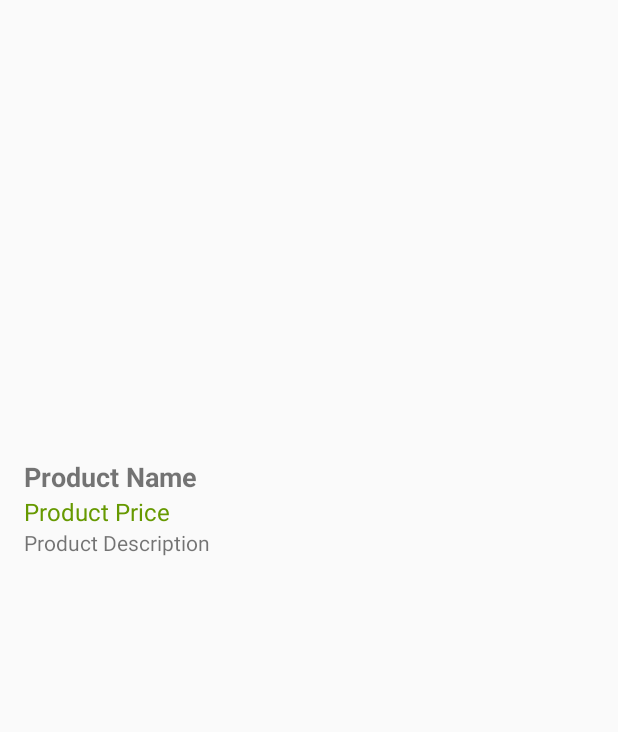
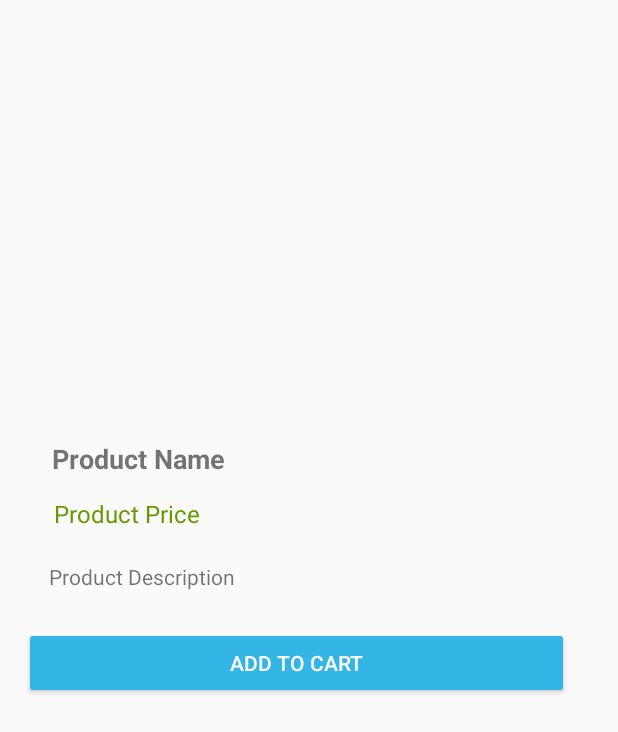
Before and after one commit to PoojaAryal21/Nutraglow, an Android app built with Jetpack Compose: the layout activity_product.xml on its own in the app's theme, with its tools: preview values and no code run, on a phone screen of 412 x 824 dp. Shown: the top 732 px of the screen. Run offline under Robolectric (Android 15) with nearby library versions, the light colour scheme and no system bars.

Commit message:
add to cart button and page with connection

```diff
--- a/app/src/main/AndroidManifest.xml
+++ b/app/src/main/AndroidManifest.xml
@@ -31,6 +31,7 @@
         </activity>
         <activity android:name=".RegisterActivity" />
         <activity android:name=".SignInActivity" />
+        <activity android:name=".CartActivity" />
     </application>
 
 </manifest>
--- a/app/src/main/java/com/example/nutraglow/AdminActivity.kt
+++ b/app/src/main/java/com/example/nutraglow/AdminActivity.kt
@@ -53,7 +53,7 @@ class AdminActivity : AppCompatActivity() {
         val productId = database.push().key ?: return
 
         // Create Product object (Now matches your Product class)
-        val product = Product(name, price, description, imageUrl)
+        val product = Product(productId, name, price, description, imageUrl)
 
         // Push to Firebase Database
         database.child(productId).setValue(product)
--- a/app/src/main/java/com/example/nutraglow/Product.kt
+++ b/app/src/main/java/com/example/nutraglow/Product.kt
@@ -1,6 +1,7 @@
 package com.example.nutraglow
 
 data class Product(
+    var productId: String? = null,
     val name: String = "",
     val price: String = "",
     val description: String = "",
--- a/app/src/main/res/layout/activity_product.xml
+++ b/app/src/main/res/layout/activity_product.xml
@@ -10,32 +10,52 @@
 
     <ImageView
         android:id="@+id/product1Image"
-        android:layout_width="match_parent"
-        android:layout_height="200dp"
+        android:layout_width="363dp"
+        android:layout_height="188dp"
         android:scaleType="centerCrop" />
 
     <TextView
         android:id="@+id/product1Name"
-        android:layout_width="match_parent"
-        android:layout_height="wrap_content"
+        android:layout_width="363dp"
+        android:layout_height="43dp"
+        android:paddingTop="5dp"
+        android:text="    Product Name"
         android:textSize="18sp"
-        android:textStyle="bold"
-        android:paddingTop="5dp"
-        android:text="Product Name"/>
+        android:textStyle="bold" />
 
     <TextView
         android:id="@+id/product1Price"
-        android:layout_width="match_parent"
-        android:layout_height="wrap_content"
-        android:textSize="16sp"
+        android:layout_width="363dp"
+        android:layout_height="43dp"
+        android:text="     Product Price"
         android:textColor="@android:color/holo_green_dark"
-        android:text="Product Price"/>
+        android:textSize="16sp" />
 
     <TextView
         android:id="@+id/product1Description"
-        android:layout_width="match_parent"
+        android:layout_width="363dp"
+        android:layout_height="43dp"
+        android:paddingBottom="5dp"
+        android:text="     Product Description"
+        android:textSize="14sp" />
+
+    <Button
+        android:id="@+id/addToCartButton"
+        android:layout_width="363dp"
         android:layout_height="wrap_content"
-        android:textSize="14sp"
-        android:text="Product Description"
-        android:paddingBottom="5dp"/>
+        android:backgroundTint="@android:color/holo_blue_light"
+        android:text="Add to Cart"
+        android:textColor="@android:color/white" />
+
+    <Button
+        android:id="@+id/removeFromCartButton"
+        android:layout_width="363dp"
+        android:layout_height="wrap_content"
+        android:backgroundTint="@android:color/holo_red_light"
+        android:text="Remove from Cart"
+        android:textColor="@android:color/white"
+        android:visibility="gone"/>
+
+
+
 </LinearLayout>
--- a/app/src/main/res/values/strings.xml
+++ b/app/src/main/res/values/strings.xml
@@ -1,6 +1,6 @@
 <resources>
     <string name="app_name">Nutraglow</string>
-    <string name="product_price">Price: $%s</string>
+    <string name="product_price">Price: Rs.%s</string>
     <string name="product_description">Description: %s</string>
 
 </resources>
```
Also changed, not shown: app/src/main/java/com/example/nutraglow/CartActivity.kt (added, +50 -0 lines), app/src/main/java/com/example/nutraglow/HomeActivity.kt (+9 -1 lines), app/src/main/java/com/example/nutraglow/ProductAdapter.kt (+68 -1 lines), app/src/main/res/layout/activity_cart.xml (added, +20 -0 lines), app/src/main/res/layout/activity_home.xml (+9 -0 lines).
